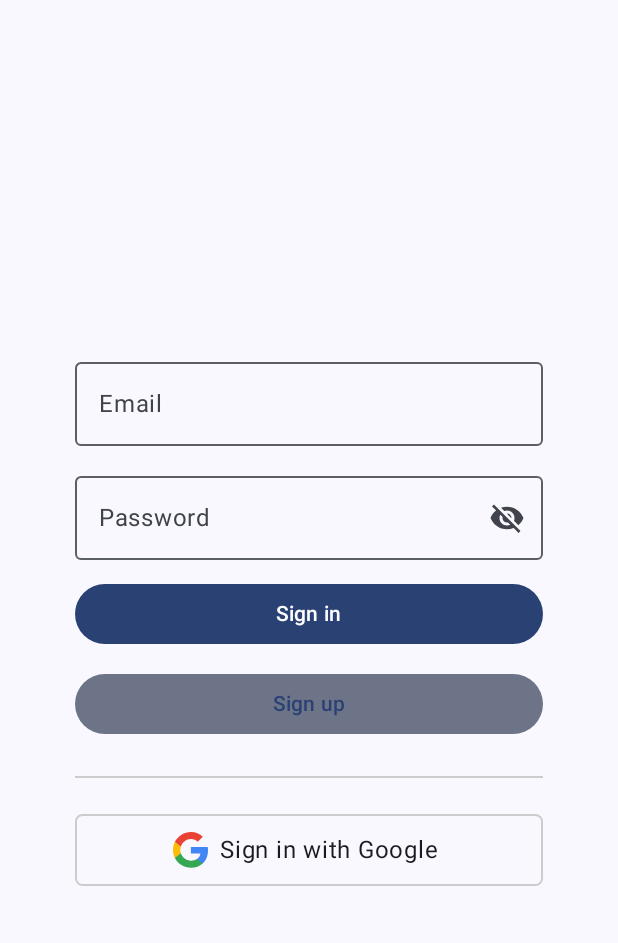
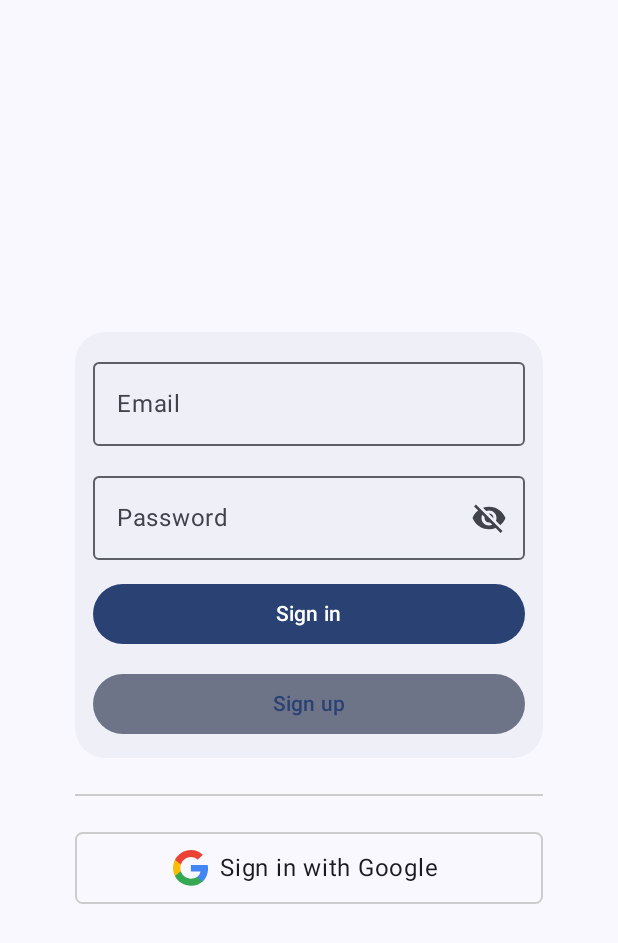
Before and after one commit to dylanwe/warrant-ease, an Android app built with Jetpack Compose: the screen it shows after launch (MainActivity), on a phone screen of 412 x 824 dp. Shown: the top 943 px of the screen. Run offline under Robolectric (Android 15) with nearby library versions, the phone set to English and light mode, and no system bars; our stand-ins replace Firebase (no records; nobody signed in at launch, a user with empty details on screens opened directly).

Commit message:
updated material 3

```diff
--- a/android_app/app/build.gradle
+++ b/android_app/app/build.gradle
@@ -80,7 +80,7 @@ dependencies {
     implementation 'androidx.activity:activity-compose:1.3.1'
     implementation "androidx.compose.ui:ui:$compose_version"
     implementation "androidx.compose.ui:ui-tooling-preview:$compose_version"
-    implementation 'androidx.compose.material3:material3:1.0.0-alpha11'
+    implementation 'androidx.compose.material3:material3:1.0.0-alpha14'
     testImplementation 'junit:junit:4.13.2'
     androidTestImplementation 'androidx.test.ext:junit:1.1.5'
     androidTestImplementation 'androidx.test.espresso:espresso-core:3.5.1'
--- a/android_app/app/src/main/java/com/example/androidapp/ui/sign_in/SignInScreen.kt
+++ b/android_app/app/src/main/java/com/example/androidapp/ui/sign_in/SignInScreen.kt
@@ -2,13 +2,16 @@ package com.example.androidapp.ui.sign_in
 
 import android.annotation.SuppressLint
 import android.app.Activity
+import androidx.compose.foundation.background
 import androidx.compose.foundation.layout.*
-import androidx.compose.material3.Divider
-import androidx.compose.material3.ExperimentalMaterial3Api
-import androidx.compose.material3.Scaffold
+import androidx.compose.foundation.shape.RoundedCornerShape
+import androidx.compose.material.icons.Icons
+import androidx.compose.material.icons.filled.Star
+import androidx.compose.material3.*
 import androidx.compose.runtime.*
 import androidx.compose.ui.Alignment
 import androidx.compose.ui.Modifier
+import androidx.compose.ui.draw.clip
 import androidx.compose.ui.graphics.Color
 import androidx.compose.ui.platform.LocalContext
 import androidx.compose.ui.res.painterResource
@@ -37,10 +40,18 @@ fun SignInScreen() {
             verticalArrangement = Arrangement.Center,
             horizontalAlignment = Alignment.CenterHorizontally
         ) {
-            EmailSignInButton(
-                emailSignIn = emailAuth::signIn,
-                emailSignUp = emailAuth::signUp
-            )
+            Column(
+                modifier = Modifier
+                    .fillMaxWidth()
+                    .clip(shape = RoundedCornerShape(20.dp))
+                    .background(color = MaterialTheme.colorScheme.surfaceColorAtElevation(1.dp), shape = RoundedCornerShape(20.dp))
+                    .padding(12.dp)
+            ) {
+                EmailSignInButton(
+                    emailSignIn = emailAuth::signIn,
+                    emailSignUp = emailAuth::signUp
+                )
+            }
 
             Spacer(modifier = Modifier.height(24.dp))
             Divider(color = Color.LightGray)
```
